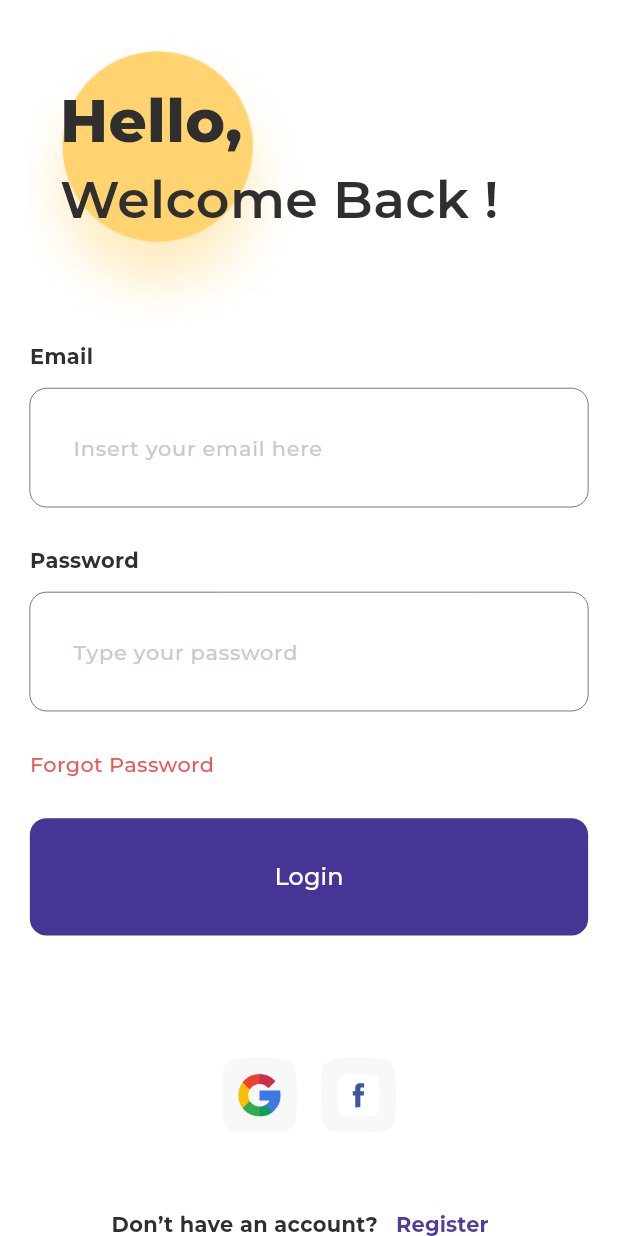
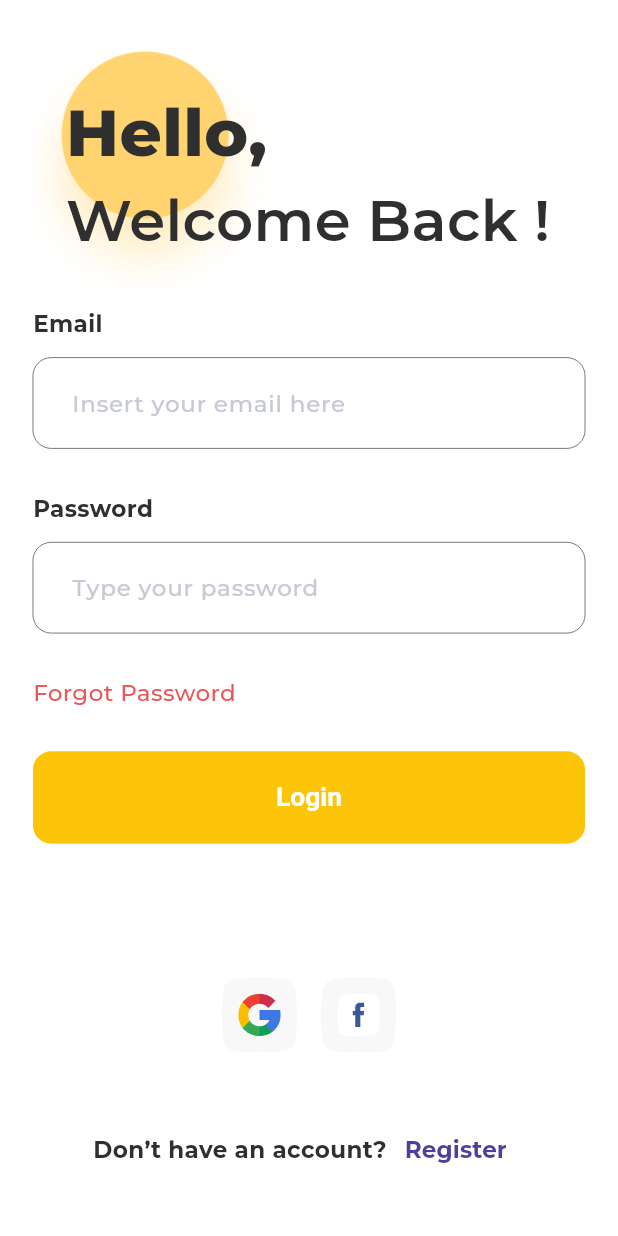
Before and after one commit to cwfaizan/flutter_app_fudy, a Flutter app: the screen it shows after launch, on a phone screen of 412 x 824 dp. Run offline on Flutter 3.47's test engine with Material 2 defaults, Android fonts, the phone set to English and light mode, and no system bars; our stand-ins replace flutter_screenutil, flutter_svg, font_awesome_flutter, google_fonts, intl_phone_field, like_button and 2 more.

Commit message:
some changes

```diff
--- a/lib/main.dart
+++ b/lib/main.dart
@@ -26,7 +26,7 @@ class MyApp extends StatelessWidget {
         darkTheme: darkThemeData,
         home: const LoginPage(),
       ),
-      designSize: const Size(414, 896),
+      designSize: const Size(375, 812),
     );
   }
 }
--- a/lib/pages/login_page.dart
+++ b/lib/pages/login_page.dart
@@ -135,13 +135,8 @@ class _LoginPageState extends State<LoginPage> {
                           builder: (context) => const HomeScreen()),
                     );
                   },
-                  child: Text(
+                  child: const Text(
                     "Login",
-                    style: TextStyle(
-                      fontSize: 16.sp,
-                      fontWeight: FontWeight.w500,
-                      color: const Color(0xffFDFDFD),
-                    ),
                   ),
                 ),
               ),
--- a/lib/themes/theme_colors.dart
+++ b/lib/themes/theme_colors.dart
@@ -1,6 +1,6 @@
 import 'package:flutter/material.dart';
 
-const kLightPrimaryColor = Color(0xff473596);
+const kLightPrimaryColor = Color(0xffFCC50A);
 const kLightSecondaryColor = Color(0xFF255469);
 const kLightTertiaryColor = Color(0xFF46626d);
 const kLightErrorColor = Color(0xFFBA1A1A);
@@ -9,6 +9,7 @@ const kLightSurfaceColor = Color(0xFFFAFCFF);
 const kLightOutlineColor = Color(0xFF71787E);
 const kLightShadowColor = Color(0xFF000000);
 const kLightTitleColor = Color(0xFF2F2F2F);
+const kLightFilledButtonTextColor = Color(0xFF000000);
 
 const kLightBodyTextColor = Color(0xff1F1A3D);
 const kLightPlaceholderColor = Color(0xffffffff);
@@ -23,6 +24,7 @@ const kDarkSurfaceColor = Color(0xFF001F2A);
 const kDarkOutlineColor = Color(0xffE8E8E8);
 const kDarkShadowColor = Color(0xFF000000);
 const kDarkTitleColor = Color(0xFF2F2F2F);
+const kDarkFilledButtonTextColor = Color(0xFFFFFFFF);
 
 const kDarkBodyTextColor = Color(0xFFD9D9D9); //Color(0xff999999);
 const kDarkPlaceholderColor = Color(0xFF7681a4);
--- a/lib/themes/theme_input_decoration.dart
+++ b/lib/themes/theme_input_decoration.dart
@@ -13,7 +13,7 @@ final kOutlineInputBorder = OutlineInputBorder(
 );
 
 final kContentPaddingVertical =
-    EdgeInsets.symmetric(vertical: 30.h, horizontal: 25.w);
+    EdgeInsets.symmetric(vertical: 18.h, horizontal: 20.w);
 
 final lightInputDecorationTheme = InputDecorationTheme(
   border: kOutlineInputBorder,
--- a/lib/themes/theme_mode.dart
+++ b/lib/themes/theme_mode.dart
@@ -9,6 +9,7 @@ import 'typography.dart';
 // Light theme
 final lightThemeData = ThemeData(
   useMaterial3: true,
+  brightness: Brightness.light,
   appBarTheme: lightAppBarTheme,
   colorScheme: lightColorScheme,
   textTheme: lightTextTheme,
@@ -20,6 +21,7 @@ final lightThemeData = ThemeData(
 // Dark theme
 final darkThemeData = ThemeData(
   useMaterial3: true,
+  brightness: Brightness.dark,
   appBarTheme: darkAppBarTheme,
   colorScheme: darkColorScheme,
   textTheme: darkTextTheme,
```
Also changed, not shown: lib/pages/adm_home_page.dart (deleted, +0 -38 lines), lib/themes/theme_filled_button.dart (+19 -6 lines).
